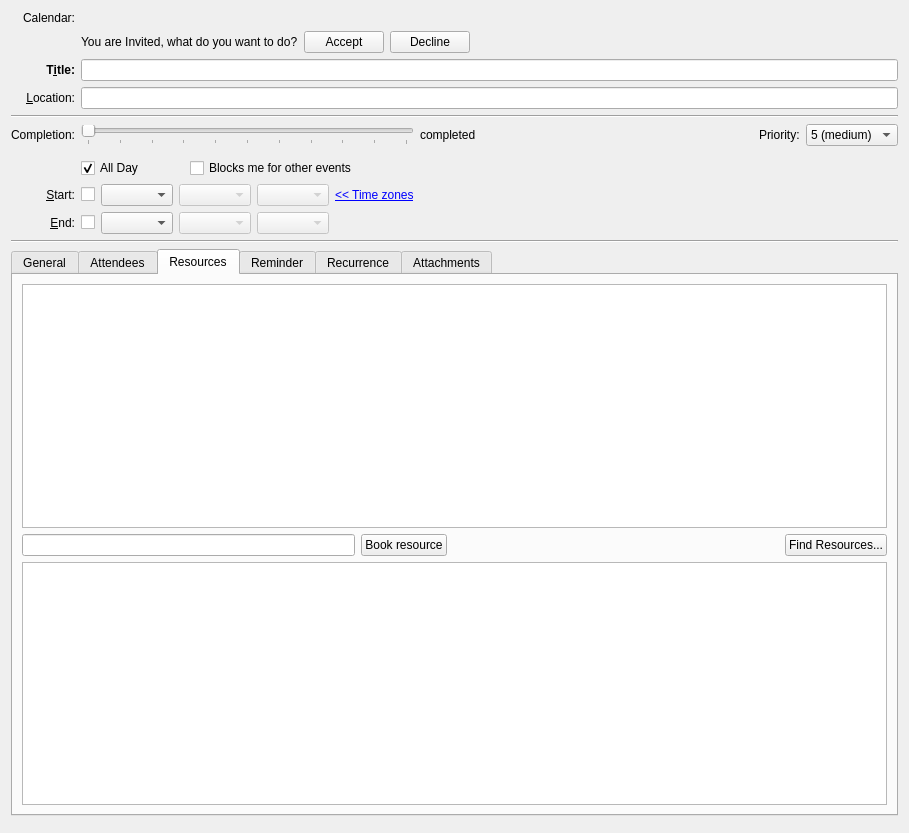
First picture: the form in incidenceeditor-ng/dialogdesktop.ui, repository KDE/kdepim, before the edit.
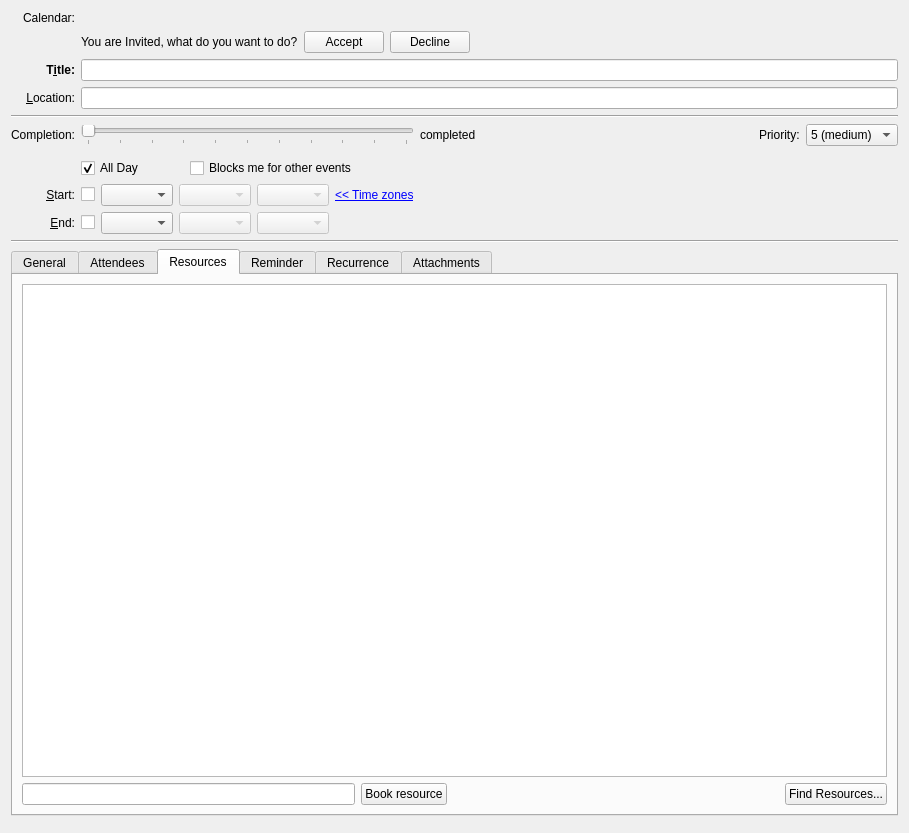
Second picture: the form after the edit. Custom widgets are drawn as their Qt base class.

Commit message: replacing mAttendeeEditor with TableView

What changed in the file:
```diff
--- a/incidenceeditor-ng/dialogdesktop.ui
+++ b/incidenceeditor-ng/dialogdesktop.ui
@@ -716,6 +716,16 @@
          <string comment="@title:tab attendees of this event or to-do">Attendees</string>
         </attribute>
         <layout class="QGridLayout" name="gridLayout_15">
+         <item row="3" column="0" colspan="3">
+          <widget class="QTableView" name="mAttendeeTable">
+           <property name="editTriggers">
+            <set>QAbstractItemView::AllEditTriggers</set>
+           </property>
+           <attribute name="verticalHeaderVisible">
+            <bool>false</bool>
+           </attribute>
+          </widget>
+         </item>
          <item row="1" column="0" colspan="2">
           <widget class="QLabel" name="label_3">
            <property name="text">
@@ -883,7 +893,7 @@
             <set>QAbstractItemView::AllEditTriggers</set>
            </property>
            <property name="showGrid">
-            <bool>false</bool>
+            <bool>true</bool>
            </property>
            <property name="gridStyle">
             <enum>Qt::SolidLine</enum>
@@ -894,6 +904,9 @@
            <attribute name="horizontalHeaderHighlightSections">
             <bool>false</bool>
            </attribute>
+           <attribute name="verticalHeaderVisible">
+            <bool>false</bool>
+           </attribute>
           </widget>
          </item>
          <item row="1" column="0">
@@ -930,25 +943,6 @@
            </item>
           </layout>
          </item>
-         <item row="2" column="0">
-          <widget class="QTableView" name="mAttendeeTable">
-           <property name="frameShadow">
-            <enum>QFrame::Plain</enum>
-           </property>
-           <property name="editTriggers">
-            <set>QAbstractItemView::AllEditTriggers</set>
-           </property>
-           <property name="showGrid">
-            <bool>false</bool>
-           </property>
-           <attribute name="horizontalHeaderVisible">
-            <bool>false</bool>
-           </attribute>
-           <attribute name="horizontalHeaderCascadingSectionResizes">
-            <bool>false</bool>
-           </attribute>
-          </widget>
-         </item>
         </layout>
        </widget>
        <widget class="QWidget" name="mReminderTab">
```
Left out of the diff: 10 changed lines with no effect on the pictures. The commit also changes 2 other files.
